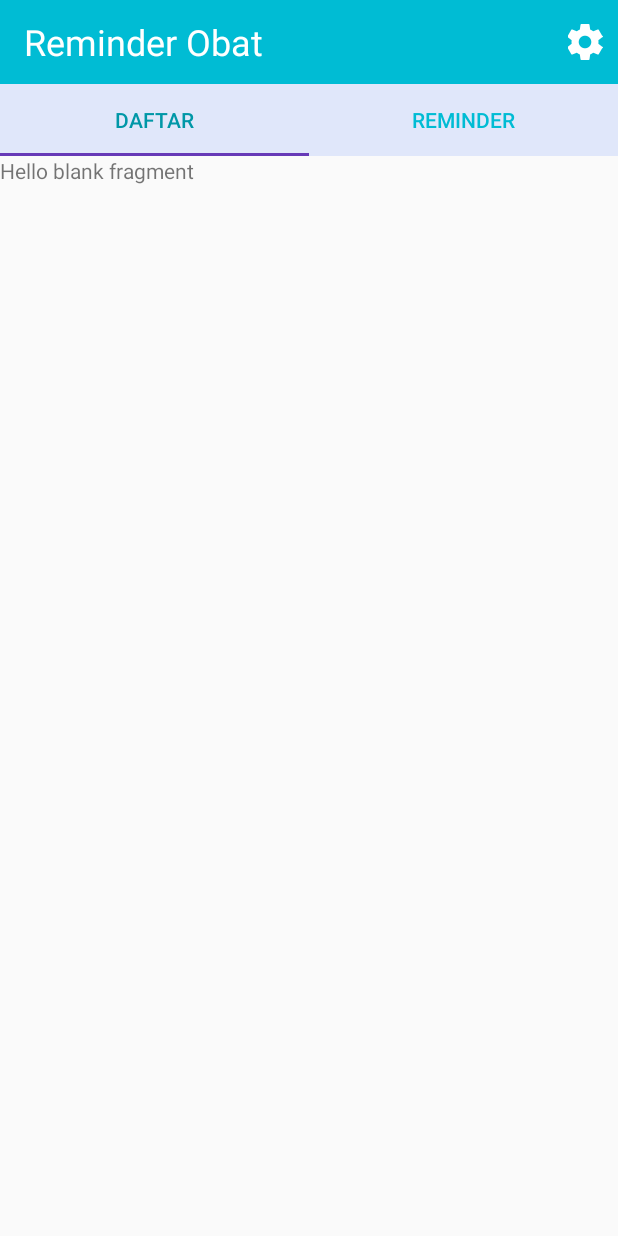
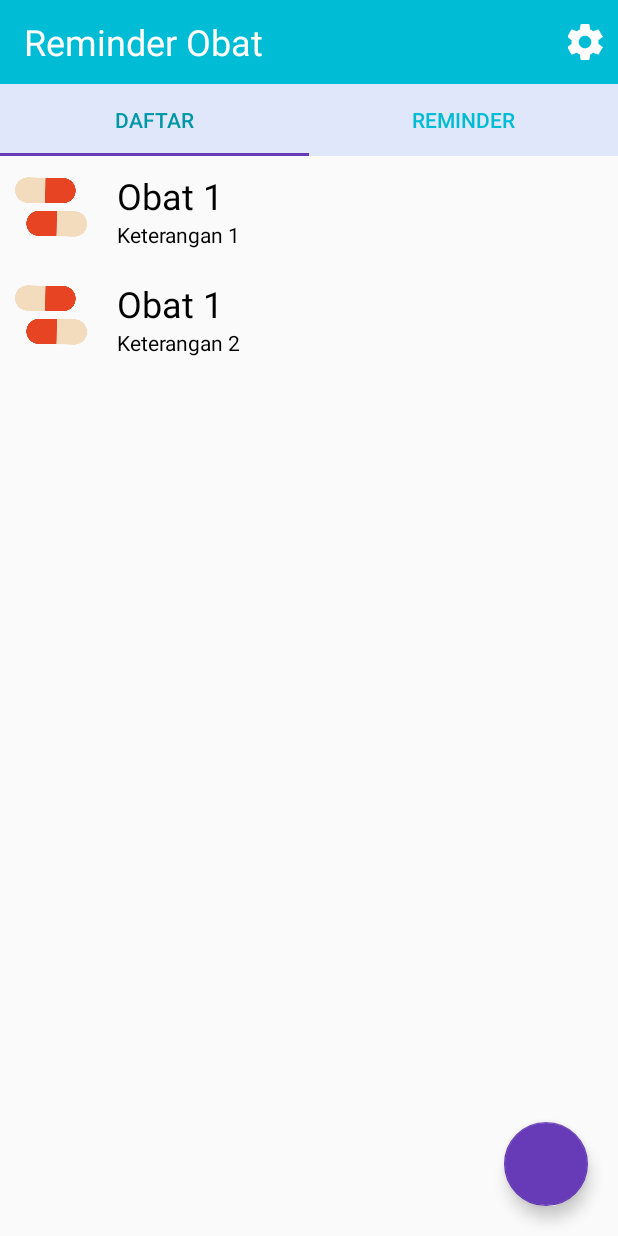
Before and after one commit to arifinfrds/Android-PAPB-Tugas-Akhir, an Android app: the screen it shows after launch (FragmentActivity), on a phone screen of 412 x 824 dp. Run offline under Robolectric (Android 15) with nearby library versions, the phone set to English and light mode, and no system bars.

Commit message:
RecycleView Daftar FIX!!!!! COK!

```diff
--- a/app/src/main/java/reminderobat/android/kelompok5/papbc/com/reminderobat/DaftarFragment.java
+++ b/app/src/main/java/reminderobat/android/kelompok5/papbc/com/reminderobat/DaftarFragment.java
@@ -2,10 +2,16 @@ package reminderobat.android.kelompok5.papbc.com.reminderobat;
 
 
 import android.os.Bundle;
+import android.support.design.widget.FloatingActionButton;
 import android.support.v4.app.Fragment;
+import android.support.v7.widget.LinearLayoutManager;
+import android.support.v7.widget.RecyclerView;
 import android.view.LayoutInflater;
 import android.view.View;
 import android.view.ViewGroup;
+
+import java.util.ArrayList;
+import java.util.List;
 
 
 /**
@@ -13,6 +19,9 @@ import android.view.ViewGroup;
  */
 public class DaftarFragment extends Fragment {
 
+    private List<DaftarModel> daftarModelList = new ArrayList<>();
+    private RecyclerView recyclerView;
+    private DaftarRecycleAdapter adapter;
 
     public DaftarFragment() {
         // Required empty public constructor
@@ -23,7 +32,20 @@ public class DaftarFragment extends Fragment {
     public View onCreateView(LayoutInflater inflater, ViewGroup container,
                              Bundle savedInstanceState) {
         // Inflate the layout for this fragment
-        return inflater.inflate(R.layout.fragment_daftar, container, false);
+       View v= inflater.inflate(R.layout.fragment_daftar, container, false);
+        FloatingActionButton fab = (FloatingActionButton) v.findViewById(R.id.fab_admin);
+
+        recyclerView = (RecyclerView) v.findViewById(R.id.recycle_view_daftar);
+        adapter = new DaftarRecycleAdapter(daftarModelList, getContext());
+        RecyclerView.LayoutManager mLayoutManager = new LinearLayoutManager(getContext());
+        recyclerView.setLayoutManager(mLayoutManager);
+        recyclerView.setAdapter(adapter);
+        daftarModelList.add(new DaftarModel("Obat 1","Keterangan 1"));
+        daftarModelList.add(new DaftarModel("Obat 1","Keterangan 2"));
+
+
+        adapter.notifyDataSetChanged();
+       return v;
     }
 
 }
--- /dev/null
+++ b/app/src/main/java/reminderobat/android/kelompok5/papbc/com/reminderobat/DaftarModel.java
@@ -0,0 +1,22 @@
+package reminderobat.android.kelompok5.papbc.com.reminderobat;
+
+/**
+ * Created by Firmanda on 12/12/2017.
+ */
+
+public class DaftarModel {
+    public DaftarModel(String namaObat, String keterangan) {
+        this.namaObat = namaObat;
+        this.keterangan = keterangan;
+    }
+
+    public String getNamaObat() {
+        return namaObat;
+    }
+
+    public String getKeterangan() {
+        return keterangan;
+    }
+
+    String namaObat,keterangan;
+}
--- /dev/null
+++ b/app/src/main/java/reminderobat/android/kelompok5/papbc/com/reminderobat/DaftarRecycleAdapter.java
@@ -0,0 +1,62 @@
+package reminderobat.android.kelompok5.papbc.com.reminderobat;
+
+import android.content.Context;
+import android.support.v7.widget.RecyclerView;
+import android.view.LayoutInflater;
+import android.view.View;
+import android.view.ViewGroup;
+import android.widget.TextView;
+
+import java.util.ArrayList;
+import java.util.List;
+
+/**
+ * Created by Firmanda on 12/12/2017.
+ */
+
+public class DaftarRecycleAdapter extends RecyclerView.Adapter<DaftarRecycleAdapter.ViewHolder> {
+    Context context;
+    List<DaftarModel> DaftarModel;
+
+    public DaftarRecycleAdapter(List<DaftarModel> DaftarModel, Context context) {
+        this.DaftarModel = DaftarModel;
+        this.context = context;
+    }
+
+    @Override
+    public DaftarRecycleAdapter.ViewHolder onCreateViewHolder(ViewGroup viewGroup, int i) {
+        View view = LayoutInflater.from(viewGroup.getContext()).inflate(R.layout.row_item_daftar, viewGroup, false);
+        return new DaftarRecycleAdapter.ViewHolder(view);
+    }
+
+    @Override
+    public void onBindViewHolder(DaftarRecycleAdapter.ViewHolder viewHolder, int i) {
+        DaftarModel DaftarModel1 = DaftarModel.get(i);
+        viewHolder.row_item_namaobat.setText(DaftarModel1.getNamaObat());
+        viewHolder.row_item_keterangan.setText(DaftarModel1.getKeterangan());
+    }
+
+    @Override
+    public int getItemCount() {
+        return DaftarModel.size();
+    }
+
+
+    public class ViewHolder extends RecyclerView.ViewHolder implements View.OnClickListener {
+
+        TextView row_item_namaobat;
+        TextView row_item_keterangan;
+
+        public ViewHolder(View view) {
+            super(view);
+
+            row_item_namaobat = (TextView) view.findViewById(R.id.textNamaObat);
+            row_item_keterangan = (TextView) view.findViewById(R.id.textKeterangan);
+        }
+
+        @Override
+        public void onClick(View v) {
+
+        }
+    }
+}
--- a/app/src/main/res/layout/fragment_daftar.xml
+++ b/app/src/main/res/layout/fragment_daftar.xml
@@ -2,12 +2,23 @@
     xmlns:tools="http://schemas.android.com/tools"
     android:layout_width="match_parent"
     android:layout_height="match_parent"
+    xmlns:app="http://schemas.android.com/apk/res-auto"
     tools:context="reminderobat.android.kelompok5.papbc.com.reminderobat.DaftarFragment">
 
     <!-- TODO: Update blank fragment layout -->
-    <TextView
+    <android.support.v7.widget.RecyclerView
+        android:id="@+id/recycle_view_daftar"
+        android:scrollbars="vertical"
         android:layout_width="match_parent"
-        android:layout_height="match_parent"
-        android:text="@string/hello_blank_fragment" />
+        android:layout_height="match_parent"/>
+
+    <android.support.design.widget.FloatingActionButton
+        android:id="@+id/fab_admin"
+        android:layout_width="wrap_content"
+        android:layout_height="wrap_content"
+        android:layout_gravity="bottom|end"
+        android:layout_marginBottom="20dp"
+        android:layout_marginRight="20dp"
+        />
 
 </FrameLayout>
--- /dev/null
+++ b/app/src/main/res/layout/row_item_daftar.xml
@@ -0,0 +1,40 @@
+<?xml version="1.0" encoding="utf-8"?>
+<RelativeLayout
+    xmlns:android="http://schemas.android.com/apk/res/android"
+    android:layout_width="match_parent"
+    android:layout_height="wrap_content">
+    <ImageView
+        android:layout_width="48dp"
+        android:layout_height="48dp"
+        android:src="@drawable/kapsul_antibodi"
+        android:id="@+id/imgDaftar"
+        android:layout_alignParentLeft="true"
+        android:layout_marginLeft="10dp"
+        android:layout_marginRight="10dp"
+        android:layout_marginTop="10dp"
+        />
+    <TextView
+        android:layout_toRightOf="@+id/imgDaftar"
+        android:id="@+id/textNamaObat"
+        android:layout_width="wrap_content"
+        android:layout_height="wrap_content"
+        android:textSize="24sp"
+        android:textColor="@android:color/black"
+        android:text="Nama Obat"
+        android:layout_marginTop="10dp"
+        android:layout_marginLeft="10dp"
+        android:layout_marginRight="10dp"
+        />
+    <TextView
+        android:layout_toRightOf="@+id/imgDaftar"
+        android:layout_width="wrap_content"
+        android:layout_height="wrap_content"
+        android:layout_below="@+id/textNamaObat"
+        android:id="@+id/textKeterangan"
+        android:text="keterangan"
+        android:textColor="@android:color/black"
+        android:layout_marginLeft="10dp"
+        android:layout_marginRight="10dp"
+        android:layout_marginBottom="10dp"
+        />
+</RelativeLayout>
```
Also changed, not shown: app/src/main/res/drawable/kapsul_antibodi.png (added).
